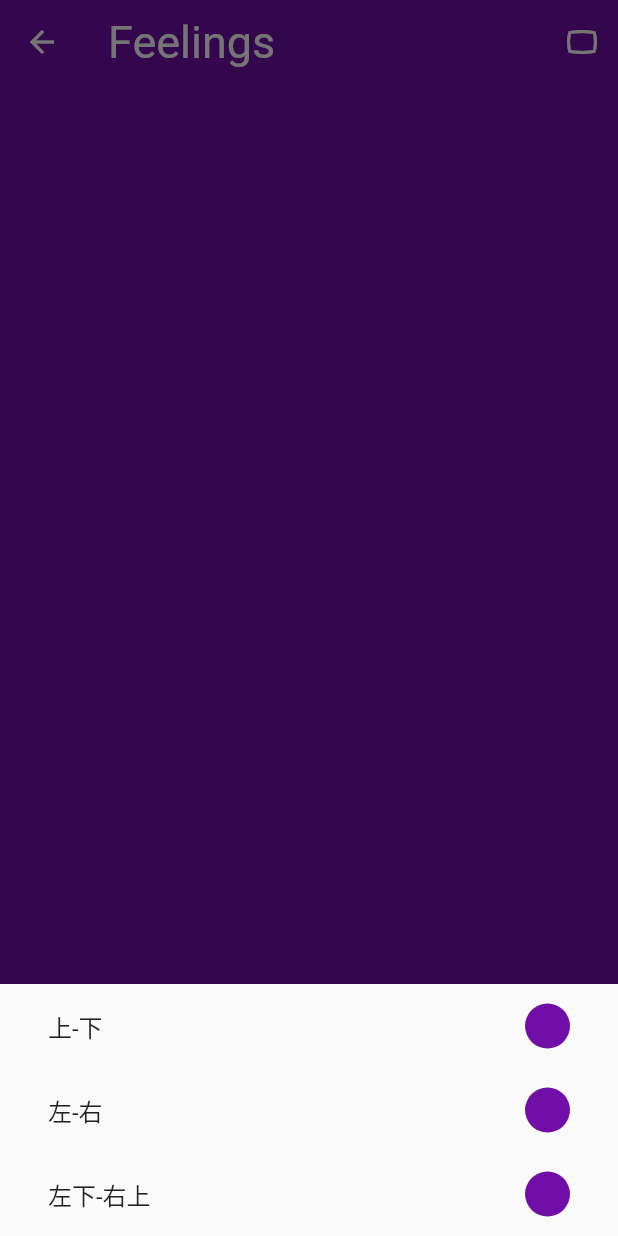
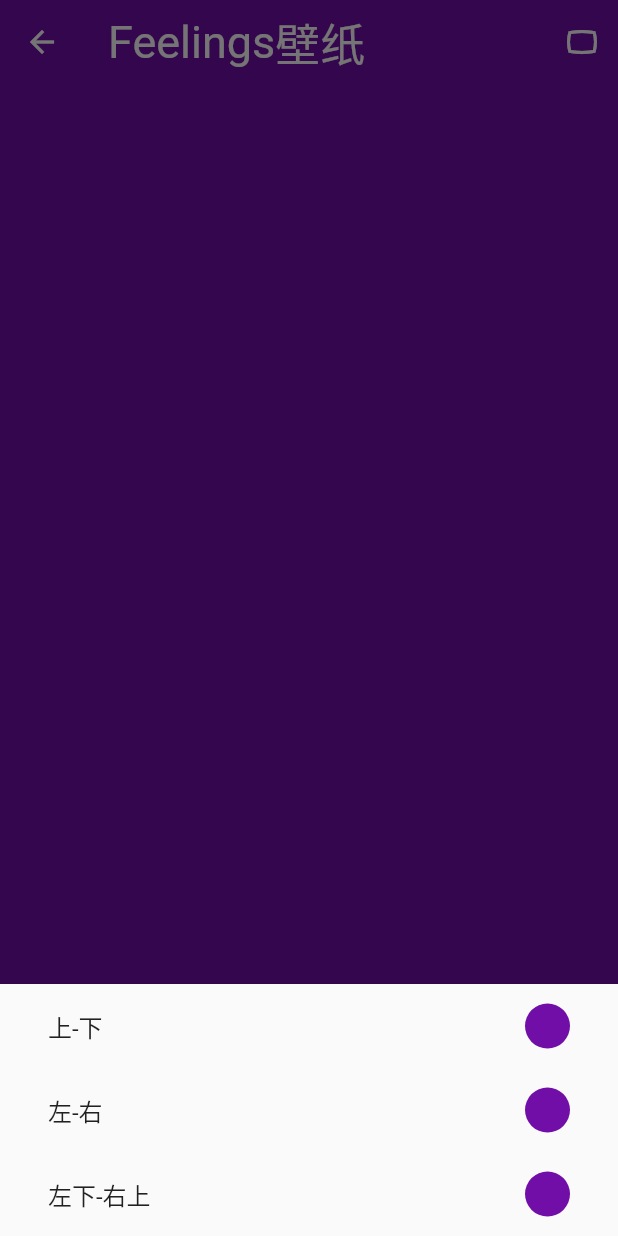
Before and after one commit to laiiihz/feelings, a Flutter app: the ScreenShotPage screen opened directly, after a tap on the "panorama wide angle" icon, on a phone screen of 412 x 824 dp. Run offline on Flutter 3.47's test engine with Material 2 defaults, Android fonts, the phone set to English and light mode, and no system bars; drawn by our look-alikes of screenshot; our stand-ins replace audioplayers, image_gallery_saver, permission_handler.

```diff
--- a/lib/Home.dart
+++ b/lib/Home.dart
@@ -5,6 +5,7 @@ import 'package:flutter/material.dart';
 import 'package:feelings/static.dart';
 import 'package:feelings/About.dart';
 import 'package:feelings/ScreenShotPage.dart';
+
 class HomePage extends StatefulWidget {
   @override
   State<StatefulWidget> createState() => _HomeState();
@@ -117,6 +118,45 @@ class _HomeState extends State<HomePage> with SingleTickerProviderStateMixin {
 
   @override
   Widget build(BuildContext context) => Scaffold(
+        floatingActionButton: FloatingActionButton(
+          onPressed: () {
+            playLocal() async {
+              print('启动');
+              _audioAdvancedAudioPlayer =
+                  await audioPlayer.play('Thunderstorm.mp3', volume: 1);
+              _audioAdvancedAudioPlayer.onDurationChanged.listen((onData) {
+                setState(() {
+                  _durationMusicMillseondc = onData.inMilliseconds;
+                });
+              });
+              _audioAdvancedAudioPlayer.onAudioPositionChanged.listen((onData) {
+                setState(() {
+                  _valueMusic =
+                      onData.inMilliseconds / _durationMusicMillseondc;
+                  _durationNow = onData.inMilliseconds;
+                });
+              });
+            }
+
+            stopLocal() {
+              print('停止');
+              _audioAdvancedAudioPlayer.pause();
+            }
+
+            if (_stopped) {
+              playLocal();
+            } else {
+              stopLocal();
+            }
+            setState(() {
+              _stopped = !_stopped;
+            });
+          },
+          shape:
+              RoundedRectangleBorder(borderRadius: BorderRadius.circular(50)),
+          backgroundColor: _colorA,
+          child: _stopped ? Icon(Icons.play_arrow) : Icon(Icons.stop),
+        ),
         body: Container(
           child: ListView(
             children: <Widget>[
@@ -124,7 +164,10 @@ class _HomeState extends State<HomePage> with SingleTickerProviderStateMixin {
                 height: 100,
                 alignment: Alignment.centerRight,
                 child: AppBar(
-                  title: Hero(
+                  title: Row(
+                    mainAxisSize: MainAxisSize.min,
+                    children: <Widget>[
+                      Hero(
                         tag: 'title',
                         child: Material(
                           color: Colors.transparent,
@@ -133,6 +176,21 @@ class _HomeState extends State<HomePage> with SingleTickerProviderStateMixin {
                             style: TextStyle(fontSize: 30, color: Colors.white),
                           ),
                         ),
+                      ),
+                      SizedBox(
+                        width: 20,
+                      ),
+                      Hero(
+                        tag: 'title2',
+                        child: Material(
+                          color: Colors.transparent,
+                          child: Text(
+                            '主页',
+                            style: TextStyle(fontSize: 30, color: Colors.white),
+                          ),
+                        ),
+                      ),
+                    ],
                   ),
                   backgroundColor: Colors.transparent,
                   elevation: 0,
@@ -162,7 +220,13 @@ class _HomeState extends State<HomePage> with SingleTickerProviderStateMixin {
                           case 1:
                             Navigator.push(
                               context,
-                              MaterialPageRoute(builder: (BuildContext context)=>ScreenShotPage(alignmentBegin:Alignment.topLeft,alignmentEnd: Alignment.bottomRight,)),
+                              MaterialPageRoute(
+                                  builder: (BuildContext context) =>
+                                      ScreenShotPage(
+                                        alignmentBegin: Alignment.topLeft,
+                                        alignmentEnd: Alignment.bottomRight,
+                                        rainbow: false,
+                                      )),
                             );
                             break;
                         }
@@ -173,57 +237,6 @@ class _HomeState extends State<HomePage> with SingleTickerProviderStateMixin {
               ),
               SizedBox(
                 height: MediaQuery.of(context).size.height - 300,
-              ),
-              Center(
-                child: Hero(
-                  tag: 'start',
-                  child: MaterialButton(
-                    height: 100,
-                    minWidth: 100,
-                    onPressed: () {
-                      playLocal() async {
-                        print('启动');
-                        _audioAdvancedAudioPlayer = await audioPlayer
-                            .play('Thunderstorm.mp3', volume: 1);
-                        _audioAdvancedAudioPlayer.onDurationChanged
-                            .listen((onData) {
-                          setState(() {
-                            _durationMusicMillseondc = onData.inMilliseconds;
-                          });
-                        });
-                        _audioAdvancedAudioPlayer.onAudioPositionChanged
-                            .listen((onData) {
-                          setState(() {
-                            _valueMusic = onData.inMilliseconds /
-                                _durationMusicMillseondc;
-                            _durationNow = onData.inMilliseconds;
-                          });
-                        });
-                      }
-
-                      stopLocal() {
-                        print('停止');
-                        _audioAdvancedAudioPlayer.pause();
-                      }
-
-                      if (_stopped) {
-                        playLocal();
-                      } else {
-                        stopLocal();
-                      }
-                      setState(() {
-                        _stopped = !_stopped;
-                      });
-                    },
-                    shape: RoundedRectangleBorder(
-                        borderRadius: BorderRadius.circular(50)),
-                    color: Colors.white,
-                    child: Text(
-                      _stopped ? '启动' : '结束',
-                      style: TextStyle(fontSize: 25),
-                    ),
-                  ),
-                ),
               ),
               SizedBox(
                 height: 25,
@@ -265,13 +278,20 @@ class _HomeState extends State<HomePage> with SingleTickerProviderStateMixin {
                           ":" +
                           DateTime.fromMillisecondsSinceEpoch(_durationNow)
                               .second
-                                .toString()),
+                              .toString(),
+                      style: TextStyle(
+                        color: Colors.white,
+                        fontSize: 20,
+                        fontWeight: FontWeight.w300,
+                      ),
+                    ),
                   ),
                   Container(
                     padding:
                         EdgeInsets.only(left: 0, top: 0, right: 40, bottom: 0),
                     alignment: Alignment.centerRight,
-                    child: Text(DateTime.fromMillisecondsSinceEpoch(
+                    child: Text(
+                      DateTime.fromMillisecondsSinceEpoch(
                                   _durationMusicMillseondc)
                               .minute
                               .toString() +
@@ -279,7 +299,13 @@ class _HomeState extends State<HomePage> with SingleTickerProviderStateMixin {
                           DateTime.fromMillisecondsSinceEpoch(
                                   _durationMusicMillseondc)
                               .second
-                            .toString()),
+                              .toString(),
+                      style: TextStyle(
+                        color: Colors.white,
+                        fontSize: 20,
+                        fontWeight: FontWeight.w300,
+                      ),
+                    ),
                   ),
                 ],
               ),
--- a/lib/ScreenShotPage.dart
+++ b/lib/ScreenShotPage.dart
@@ -7,10 +7,15 @@ import 'package:permission_handler/permission_handler.dart';
 import 'package:feelings/static.dart';
 
 class ScreenShotPage extends StatefulWidget {
-  ScreenShotPage({Key key, this.alignmentBegin, this.alignmentEnd})
-      : super(key: key);
+  ScreenShotPage({
+    Key key,
+    this.alignmentBegin,
+    this.alignmentEnd,
+    this.rainbow,
+  }) : super(key: key);
   final Alignment alignmentBegin;
   final Alignment alignmentEnd;
+  final bool rainbow;
   @override
   State<StatefulWidget> createState() => _ScreenShotState();
 }
@@ -20,8 +25,10 @@ class _ScreenShotState extends State<ScreenShotPage> {
   File _imageFile;
   Color colorA = genRandomColor();
   Color colorB = genRandomColor();
-  double _customValue = 0.0;
-  _go2NextPage(Alignment alignmentA, Alignment alignmentB) {
+  _go2NextPage(
+    Alignment alignmentA,
+    Alignment alignmentB,
+  ) {
     Navigator.of(context).pop();
     Navigator.pushReplacement(
       context,
@@ -32,6 +39,7 @@ class _ScreenShotState extends State<ScreenShotPage> {
           child: ScreenShotPage(
             alignmentBegin: alignmentA,
             alignmentEnd: alignmentB,
+            rainbow: false,
           ),
         );
       }),
@@ -39,10 +47,16 @@ class _ScreenShotState extends State<ScreenShotPage> {
   }
 
   Widget _genListTile(
-      Alignment alignmentOne, Alignment alignmentTwo, String text) {
+    Alignment alignmentOne,
+    Alignment alignmentTwo,
+    String text,
+  ) {
     return FlatButton(
       onPressed: () {
-        _go2NextPage(alignmentOne, alignmentTwo);
+        _go2NextPage(
+          alignmentOne,
+          alignmentTwo,
+        );
       },
       child: ListTile(
         title: Text(text),
@@ -82,7 +96,9 @@ class _ScreenShotState extends State<ScreenShotPage> {
   @override
   Widget build(BuildContext context) {
     return Scaffold(
-      floatingActionButton: Row(
+      floatingActionButton: Container(
+        height: 100,
+        child: Row(
           mainAxisSize: MainAxisSize.min,
           children: <Widget>[
             FloatingActionButton(
@@ -97,18 +113,43 @@ class _ScreenShotState extends State<ScreenShotPage> {
                       child: ScreenShotPage(
                         alignmentBegin: Alignment.topLeft,
                         alignmentEnd: Alignment.bottomRight,
+                        rainbow: false,
                       ),
                     );
                   }),
                 );
               },
-            child: Icon(Icons.refresh),
+              child: Icon(Icons.shuffle),
               heroTag: 'floatOne',
             ),
             SizedBox(
-            width: MediaQuery.of(context).size.width - 200,
+              width: 20,
             ),
-          FloatingActionButton.extended(
+            FloatingActionButton(
+              backgroundColor: colorB,
+              onPressed: () {
+                Navigator.pushReplacement(
+                  context,
+                  PageRouteBuilder(pageBuilder: (BuildContext context,
+                      Animation animation, Animation secondaryAnimation) {
+                    return FadeTransition(
+                      opacity: animation,
+                      child: ScreenShotPage(
+                        alignmentBegin: Alignment.topLeft,
+                        alignmentEnd: Alignment.bottomRight,
+                        rainbow: true,
+                      ),
+                    );
+                  }),
+                );
+              },
+              child: Icon(Icons.grain),
+              heroTag: 'floatThree',
+            ),
+            SizedBox(
+              width: 20,
+            ),
+            FloatingActionButton(
               heroTag: 'floatTwo',
               backgroundColor: colorA,
               onPressed: () {
@@ -126,10 +167,10 @@ class _ScreenShotState extends State<ScreenShotPage> {
                   print(onError);
                 });
               },
-            label: Text('保存'),
-            icon: Icon(Icons.save_alt),
+              child: Icon(Icons.save_alt),
             ),
           ],
+        ),
       ),
       body: Center(
         child: Stack(
@@ -142,7 +183,18 @@ class _ScreenShotState extends State<ScreenShotPage> {
                   gradient: LinearGradient(
                     begin: widget.alignmentBegin,
                     end: widget.alignmentEnd,
-                    colors: [
+                    colors: widget.rainbow
+                        ? [
+                            genRandomColor(),
+                            genRandomColor(),
+                            genRandomColor(),
+                            genRandomColor(),
+                            genRandomColor(),
+                            genRandomColor(),
+                            genRandomColor(),
+                            genRandomColor(),
+                          ]
+                        : [
                             colorA,
                             colorB,
                           ],
@@ -155,7 +207,10 @@ class _ScreenShotState extends State<ScreenShotPage> {
               child: AppBar(
                 backgroundColor: Colors.transparent,
                 elevation: 0,
-                title: Hero(
+                title: Row(
+                  mainAxisSize: MainAxisSize.min,
+                  children: <Widget>[
+                    Hero(
                       tag: 'title',
                       child: Material(
                         color: Colors.transparent,
@@ -164,6 +219,18 @@ class _ScreenShotState extends State<ScreenShotPage> {
                           style: TextStyle(fontSize: 30, color: Colors.white),
                         ),
                       ),
+                    ),
+                    Hero(
+                      tag: 'title2',
+                      child: Material(
+                        color: Colors.transparent,
+                        child: Text(
+                          '壁纸',
+                          style: TextStyle(fontSize: 30, color: Colors.white),
+                        ),
+                      ),
+                    ),
+                  ],
                 ),
                 actions: <Widget>[
                   IconButton(
--- a/pubspec.yaml
+++ b/pubspec.yaml
@@ -11,7 +11,7 @@ description: a white noise app
 # In iOS, build-name is used as CFBundleShortVersionString while build-number used as CFBundleVersion.
 # Read more about iOS versioning at
 # https://developer.apple.com/library/archive/documentation/General/Reference/InfoPlistKeyReference/Articles/CoreFoundationKeys.html
-version: 1.0.6+6
+version: 1.0.7+7
 
 environment:
   sdk: ">=2.1.0 <3.0.0"
```
Also changed, not shown: lib/About.dart (+13 -10 lines). Lines whose indentation alone changed are shown as unchanged.
